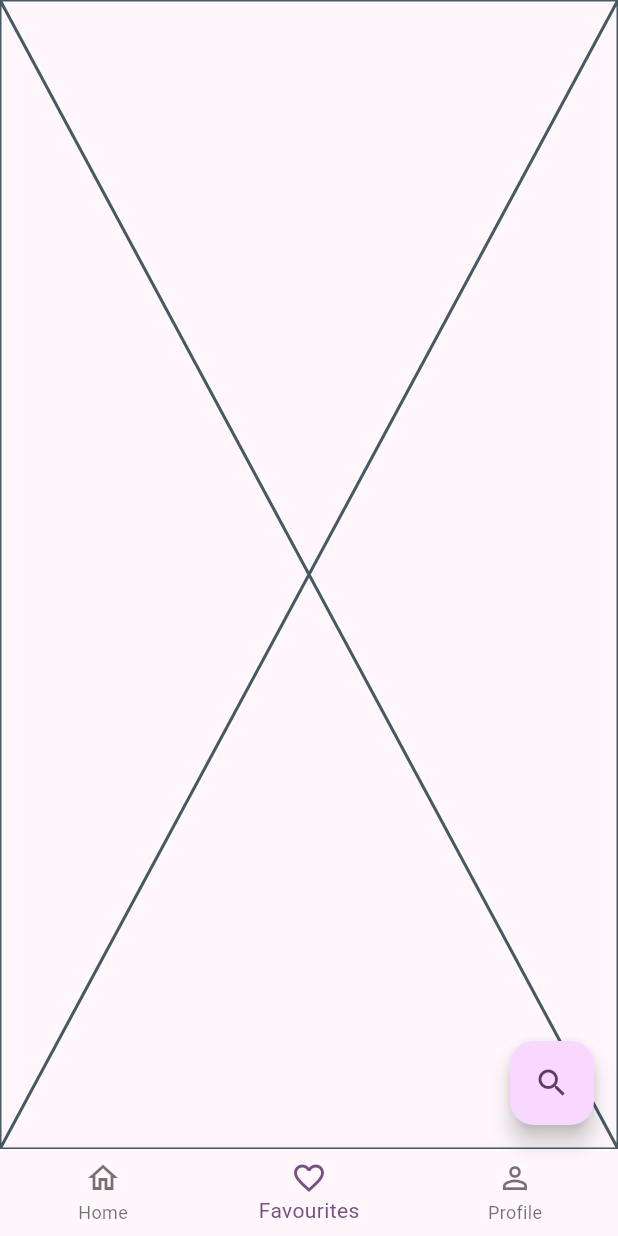
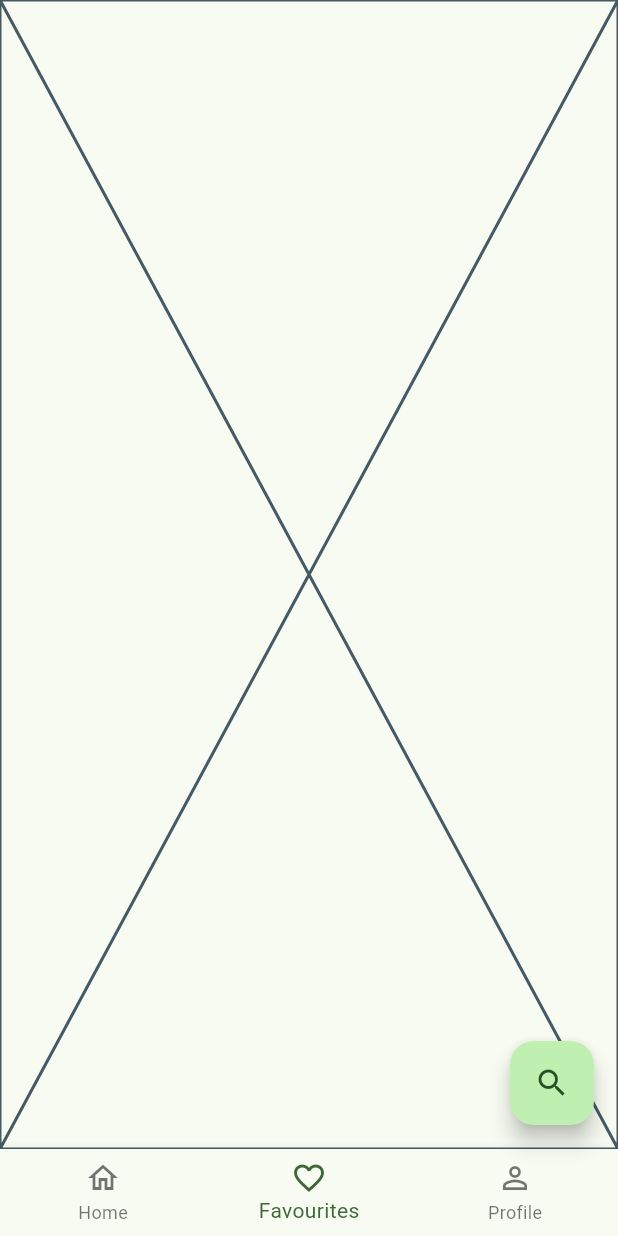
Before and after one commit to RFeiz/recipe-app, a Flutter app: the screen it shows after launch, swiped to page 2, on a phone screen of 412 x 824 dp. Run offline on Flutter 3.47's test engine with Material 2 defaults, Android fonts, the phone set to English and light mode, and no system bars; network calls fail.

Commit message:
Implemented dark theme + device sync

```diff
--- a/my_recipe/lib/main.dart
+++ b/my_recipe/lib/main.dart
@@ -23,9 +23,16 @@ class _MyAppState extends State<MyApp> {
     return MaterialApp(
         debugShowCheckedModeBanner: false,
         title: 'My Recipes',
+        themeMode: ThemeMode.system,
         theme: ThemeData(
+          colorScheme:
+              ColorScheme.fromSeed(seedColor: Color.fromARGB(255, 31, 243, 52)),
+          useMaterial3: true,
+        ),
+        darkTheme: ThemeData(
           colorScheme: ColorScheme.fromSeed(
-              seedColor: Color.fromARGB(255, 186, 31, 243)),
+              seedColor: Color.fromARGB(255, 31, 243, 52),
+              brightness: Brightness.dark),
           useMaterial3: true,
         ),
         home: SafeArea(
```
